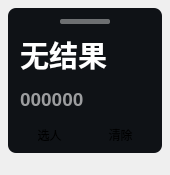
Above: ui/dark/widget-no-avatar.ui from windyslime/RandPicker-1 before the change. Below: the same form after it.
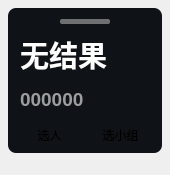
That is the form after the change. Custom widgets are drawn as their Qt base class.

```diff
--- a/ui/dark/widget-no-avatar.ui
+++ b/ui/dark/widget-no-avatar.ui
@@ -162,7 +162,7 @@
         <item>
          <widget class="PushButton" name="btn_clear">
           <property name="text">
-           <string>清除</string>
+           <string>选小组</string>
           </property>
          </widget>
         </item>
```
Left out of the diff: 4 changed lines with no effect on the pictures.
